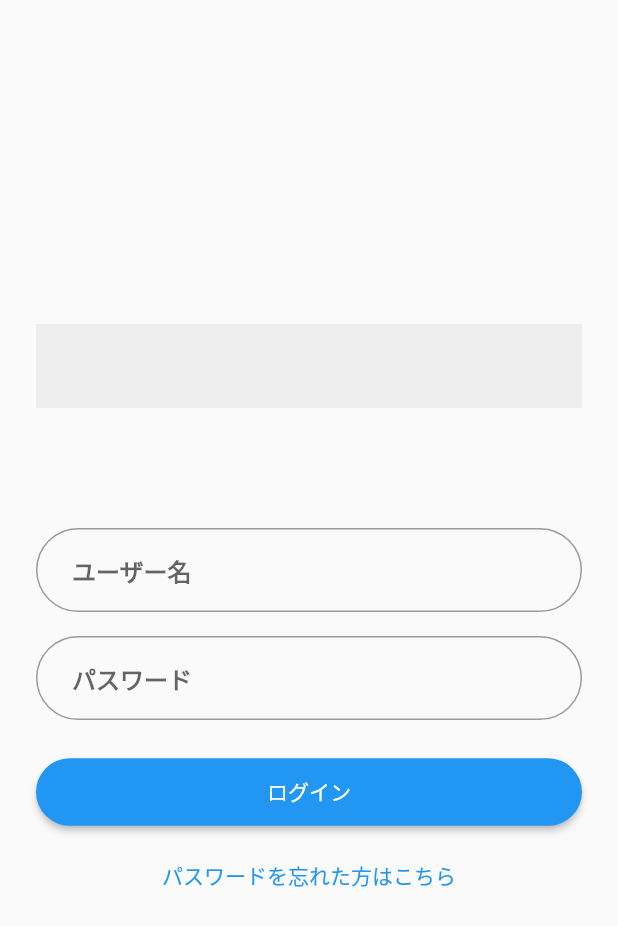
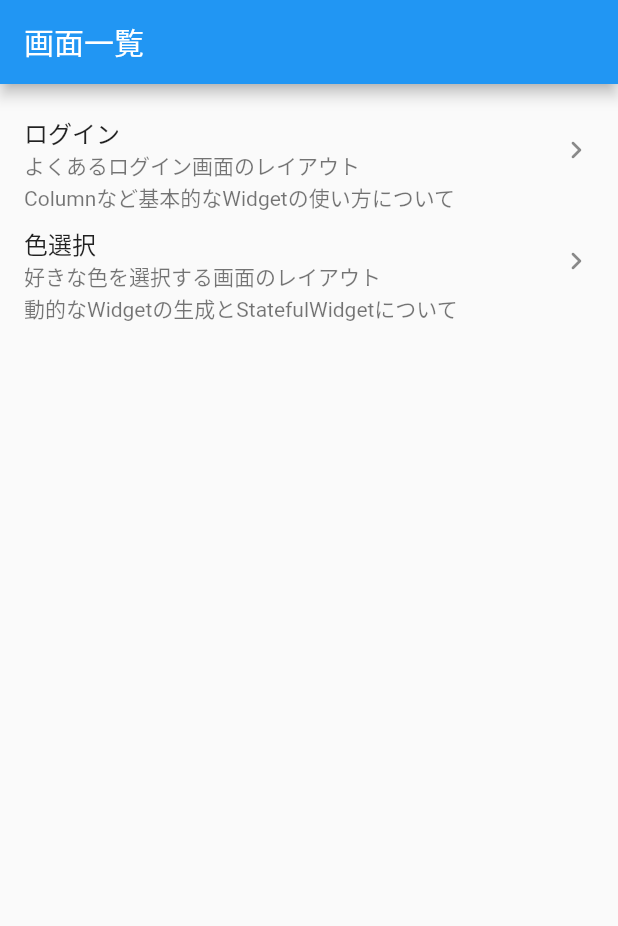
Before and after one commit to hayabusabusa/yrzy-flutter-ui-challenge, a Flutter app: the screen it shows after launch, on a phone screen of 412 x 824 dp. Shown: the top 926 px of the screen. Run offline on Flutter 3.47's test engine with Material 2 defaults, Android fonts, the phone set to English and light mode, and no system bars.

Commit message:
ui: add home screen

```diff
--- a/lib/main.dart
+++ b/lib/main.dart
@@ -3,7 +3,7 @@ import 'package:flutter/material.dart';
 import 'package:ui_challenge/screens/screens.dart';
 
 void main() {
-  runApp(App());
+  runApp(AnswerApp());
 }
 
 class App extends StatelessWidget {
@@ -27,7 +27,7 @@ class AnswerApp extends StatelessWidget {
       theme: ThemeData(
         primarySwatch: Colors.blue,
       ),
-      home: LoginScreen(),
+      home: HomeScreen(),
     );
   }
 }
--- /dev/null
+++ b/lib/screens/home/home_screen.dart
@@ -0,0 +1,78 @@
+import 'package:flutter/material.dart';
+
+import 'package:ui_challenge/screens/screens.dart';
+
+class HomeScreen extends StatelessWidget {
+  final screens = _ScreenType.values;
+
+  @override
+  Widget build(BuildContext context) {
+    return Scaffold(
+      appBar: AppBar(
+        title: Text('画面一覧'),
+      ),
+      body: ListView.builder(
+        padding: const EdgeInsets.symmetric(vertical: 16),
+        itemCount: screens.length,
+        itemBuilder: (_, index) => _Item(type: screens[index]),
+      ),
+    );
+  }
+}
+
+class _Item extends StatelessWidget {
+  final _ScreenType type;
+
+  _Item({
+    Key? key,
+    required this.type,
+  }): super(key: key);
+
+  @override
+  Widget build(BuildContext context) {
+    return ListTile(
+      title: Text(type.title),
+      subtitle: Text(type.description),
+      trailing: Icon(Icons.chevron_right_rounded),
+      onTap: () {
+        Navigator.of(context).push(
+          MaterialPageRoute(builder: (_) => type.screen)
+        );
+      },
+    );
+  }
+}
+
+enum _ScreenType {
+  Login,
+  ColorPick
+}
+
+extension _ScreenTypeExtension on _ScreenType {
+  String get title {
+    switch (this) {
+      case _ScreenType.Login:
+        return 'ログイン';
+      case _ScreenType.ColorPick:
+        return '色選択';
+    }
+  }
+
+  String get description {
+    switch (this) {
+      case _ScreenType.Login:
+        return 'よくあるログイン画面のレイアウト\nColumnなど基本的なWidgetの使い方について';
+      case _ScreenType.ColorPick:
+        return '好きな色を選択する画面のレイアウト\n動的なWidgetの生成とStatefulWidgetについて';
+    }
+  }
+
+  Widget get screen {
+    switch (this) {
+      case _ScreenType.Login:
+        return LoginScreen();
+      case _ScreenType.ColorPick:
+        return ColorPickScreen();
+    }
+  }
+}
--- a/lib/screens/screens.dart
+++ b/lib/screens/screens.dart
@@ -1,2 +1,3 @@
 export './color_pick/color_pick_screen.dart';
+export './home/home_screen.dart';
 export './login/login_screen.dart';
```
